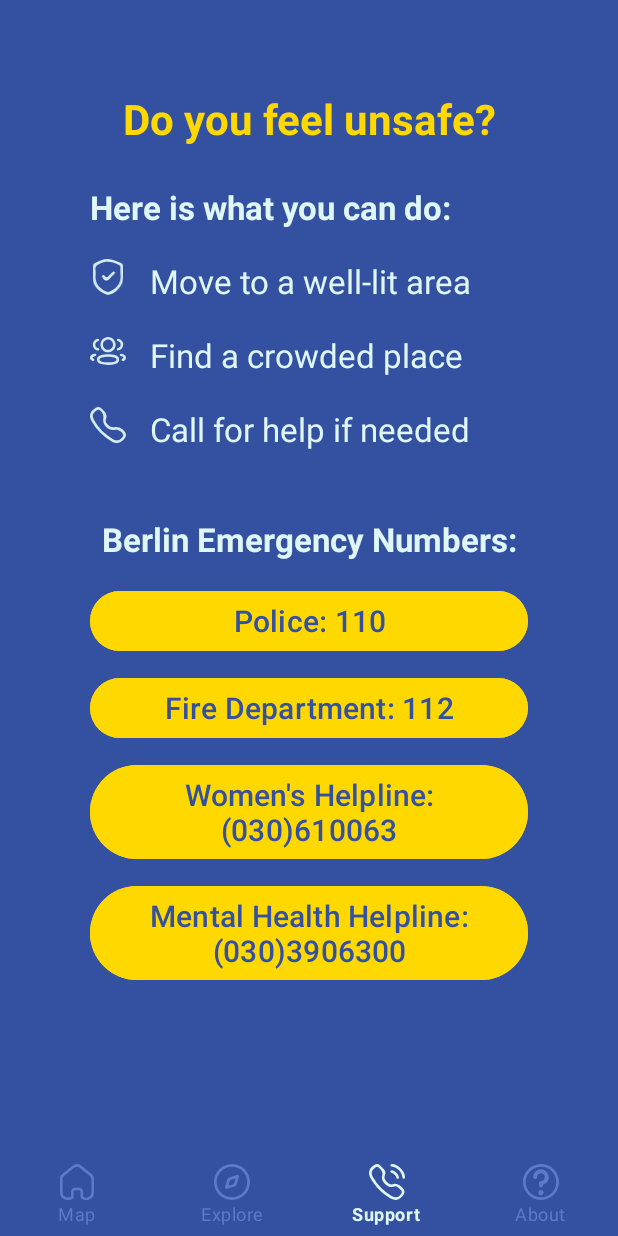
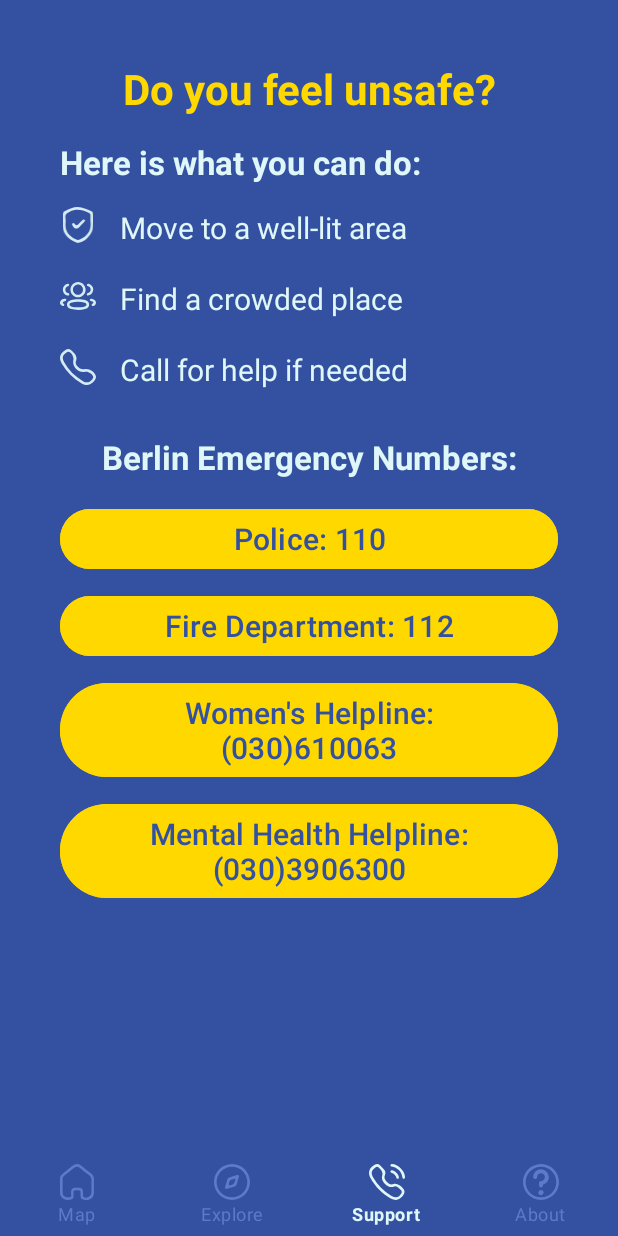
Before and after one commit to Piviwo/bright-trip, an Android app: the screen it shows after launch (MainActivity), item 3 of the bottom bar chosen, on a phone screen of 412 x 824 dp. Run offline under Robolectric (Android 15) with nearby library versions, the phone set to English and light mode, and no system bars; libraries missing offline, so code that uses them is left out: com.google.maps.android; 1 statement that could not run was skipped.

Commit message:
found issues in previous commit!! one of the buttons didnt fit on the page, so i fixed it

```diff
--- a/app/src/main/res/layout/fragment_about.xml
+++ b/app/src/main/res/layout/fragment_about.xml
@@ -19,7 +19,7 @@
         android:textSize="28sp"
         android:textStyle="bold"
         android:layout_gravity="center|top"
-        android:layout_marginTop="6dp"
+        android:layout_marginTop="10dp"
         android:layout_marginStart="6dp"/>
 
     <ImageView
--- a/app/src/main/res/layout/fragment_support.xml
+++ b/app/src/main/res/layout/fragment_support.xml
@@ -6,23 +6,23 @@
     android:layout_height="match_parent"
     android:background="@color/app_background"
     android:orientation="vertical"
-    android:padding="16dp">
+    android:padding="20dp">
 
     <LinearLayout
         android:layout_width="match_parent"
         android:layout_height="wrap_content"
         android:layout_gravity="center_horizontal"
-        android:layout_margin="24dp"
+        android:layout_margin="10dp"
         android:elevation="4dp"
         android:orientation="vertical"
-        android:padding="20dp">
+        android:padding="10dp">
 
         <!-- Heading -->
         <TextView
             android:layout_width="match_parent"
             android:layout_height="wrap_content"
             android:gravity="center"
-            android:layout_marginBottom="25dp"
+            android:layout_marginBottom="15dp"
             android:text="Do you feel unsafe?"
             android:textColor="@color/yellow"
             android:textSize="28sp"
@@ -31,7 +31,7 @@
             android:layout_width="match_parent"
             android:layout_height="wrap_content"
             android:gravity="left"
-            android:layout_marginBottom="20dp"
+            android:layout_marginBottom="15dp"
             android:text="Here is what you can do:"
             android:textStyle="bold"
             android:textColor="@color/app_text"
@@ -63,7 +63,7 @@
                     android:text="Move to a well-lit area"
                     android:layout_marginLeft="8dp"
                     android:textColor="@color/app_text"
-                    android:textSize="22sp" />
+                    android:textSize="20sp" />
             </LinearLayout>
 
             <!-- Find a crowded place -->
@@ -86,7 +86,7 @@
                     android:text="Find a crowded place"
                     android:layout_marginLeft="8dp"
                     android:textColor="@color/app_text"
-                    android:textSize="22sp" />
+                    android:textSize="20sp" />
             </LinearLayout>
 
             <!-- Call for help -->
@@ -109,7 +109,7 @@
                     android:text="Call for help if needed"
                     android:layout_marginLeft="8dp"
                     android:textColor="@color/app_text"
-                    android:textSize="22sp" />
+                    android:textSize="20sp" />
             </LinearLayout>
 
         </LinearLayout>
@@ -118,7 +118,7 @@
         <TextView
             android:layout_width="match_parent"
             android:layout_height="wrap_content"
-            android:layout_marginTop="24dp"
+            android:layout_marginTop="10dp"
             android:layout_marginBottom="16dp"
             android:drawablePadding="4dp"
             android:gravity="center"
```
